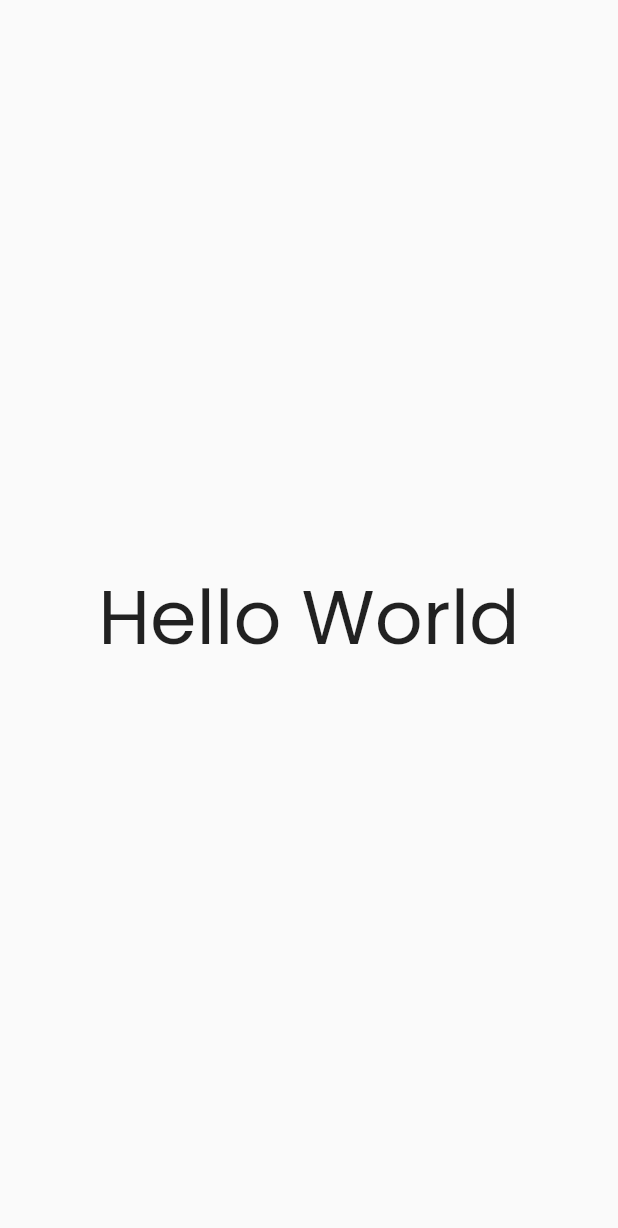
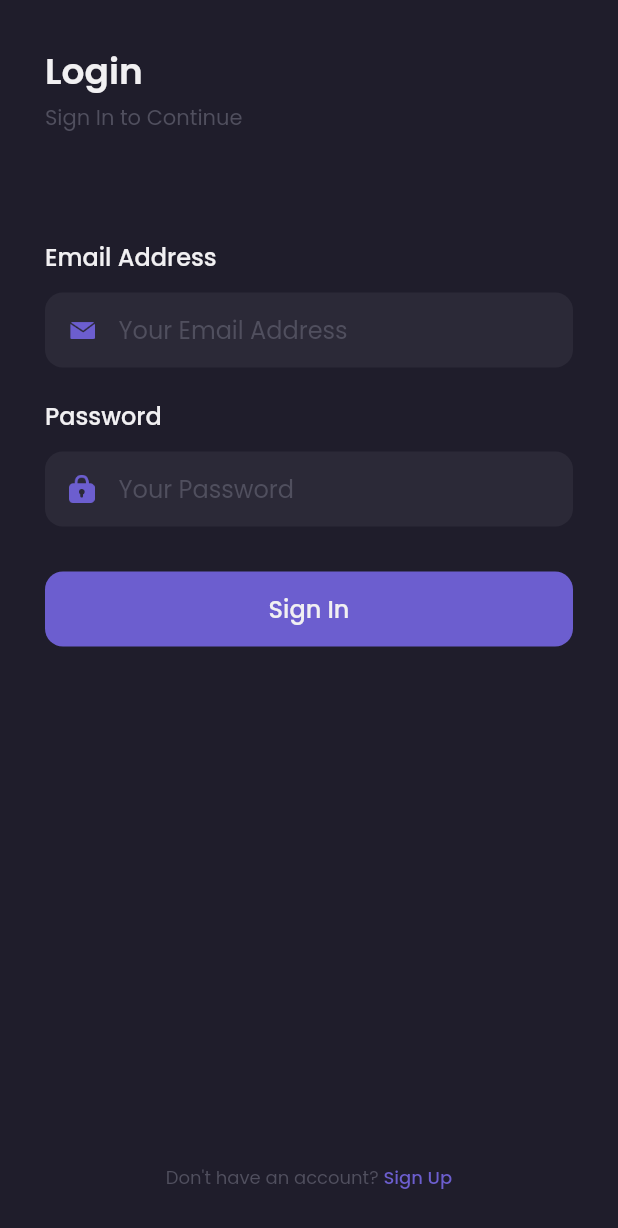
Before and after one commit to nipengg/Shamqq-frontend, a Flutter app: the screen it shows after launch, on a phone screen of 412 x 824 dp. Shown: the top 1228 px of the screen. Run offline on Flutter 3.47's test engine with Material 2 defaults, Android fonts, the phone set to English and light mode, and no system bars; our stand-ins replace google_fonts.

Commit message:
add routes, create splash screen, create sign in screen

```diff
--- a/lib/main.dart
+++ b/lib/main.dart
@@ -1,5 +1,6 @@
 import 'package:flutter/material.dart';
-import 'package:google_fonts/google_fonts.dart';
+import 'package:shamqq_frontend/screens/sign_in.dart';
+import 'package:shamqq_frontend/screens/splash.dart';
 
 void main() => runApp(MyApp());
 
@@ -8,19 +9,10 @@ class MyApp extends StatelessWidget {
   Widget build(BuildContext context) {
     return MaterialApp(
       debugShowCheckedModeBanner: false,
-      home: HomePage(),
+      routes: {
+        '/': (context) => SplashPage(),
+        '/sign-in': (context) => SignInPage()
+      },
     );
   }
 }
-
-class HomePage extends StatelessWidget {
-  @override
-  Widget build(BuildContext context) {
-    return Scaffold(
-      body: Center(
-        child:
-        Text("Hello World", style: GoogleFonts.poppins(fontSize: 50),),
-      ),
-    );
-  }
-}
--- /dev/null
+++ b/lib/screens/sign_in.dart
@@ -0,0 +1,140 @@
+import 'package:flutter/material.dart';
+import 'package:shamqq_frontend/theme.dart';
+
+class SignInPage extends StatelessWidget {
+  @override
+  Widget build(BuildContext context) {
+
+    Widget header(){
+      return Container(
+        margin: EdgeInsets.only(top: 30),
+        child: Column(
+          crossAxisAlignment: CrossAxisAlignment.start,
+          children: [
+            Text('Login', style: primaryTextStyle.copyWith(fontSize: 24, fontWeight: semiBold),),
+            SizedBox(height: 2,),
+            Text('Sign In to Continue', style: subtitleTextStyle,),
+          ],
+        ),
+      );
+    }
+
+    Widget emailInput(){
+      return Container(
+        margin: EdgeInsets.only(top: 70),
+        child: Column(
+          crossAxisAlignment: CrossAxisAlignment.start,
+          children: [
+            Text('Email Address', style: primaryTextStyle.copyWith(fontSize: 16, fontWeight: medium),),
+            SizedBox(height: 12,),
+            Container(
+              height: 50,
+              padding: EdgeInsets.symmetric(horizontal: 16),
+              decoration: BoxDecoration(color: background2, borderRadius: BorderRadius.circular(12)),
+              child: Center(
+                child: Row(
+                  children: [
+                    Image.asset('assets/Email_Icon.png', width: 17,),
+                    SizedBox(width: 16,),
+                    Expanded(
+                      child: TextFormField(
+                        style: primaryTextStyle,
+                        decoration: InputDecoration.collapsed(
+                          hintText: 'Your Email Address',
+                          hintStyle: subtitleTextStyle,
+                        ),
+                      )
+                    ),
+                  ],
+                ),
+              ),
+            ),
+          ],
+        ),
+      );
+    }
+
+    Widget passwordInput(){
+      return Container(
+        margin: EdgeInsets.only(top: 20),
+        child: Column(
+          crossAxisAlignment: CrossAxisAlignment.start,
+          children: [
+            Text('Password', style: primaryTextStyle.copyWith(fontSize: 16, fontWeight: medium),),
+            SizedBox(height: 12,),
+            Container(
+              height: 50,
+              padding: EdgeInsets.symmetric(horizontal: 16),
+              decoration: BoxDecoration(color: background2, borderRadius: BorderRadius.circular(12)),
+              child: Center(
+                child: Row(
+                  children: [
+                    Image.asset('assets/Password_Icon.png', width: 17,),
+                    SizedBox(width: 16,),
+                    Expanded(
+                      child: TextFormField(
+                        style: primaryTextStyle,
+                        obscureText: true,
+                        decoration: InputDecoration.collapsed(
+                          hintText: 'Your Password',
+                          hintStyle: subtitleTextStyle,
+                        ),
+                      )
+                    ),
+                  ],
+                ),
+              ),
+            ),
+          ],
+        ),
+      );
+    }
+
+    Widget signInButton(){
+      return Container(
+        height: 50,
+        width: double.infinity,
+        margin: EdgeInsets.only(top: 30),
+        child: TextButton(
+          onPressed: () {},
+          style: TextButton.styleFrom(backgroundColor: primaryColor, shape: RoundedRectangleBorder(borderRadius: BorderRadius.circular(12))),
+          child: Text('Sign In', style: primaryTextStyle.copyWith(fontWeight: medium, fontSize: 16),)
+        ),
+      );
+    }
+
+    Widget footer(){
+      return Container(
+        margin: EdgeInsets.only(bottom: 30),
+        child: Row(
+          mainAxisAlignment: MainAxisAlignment.center,
+          children: [
+            Text('Don\'t have an account? ', style: subtitleTextStyle.copyWith(fontSize: 12),),
+            Text('Sign Up', style: purpleTextStyle.copyWith(fontSize: 12, fontWeight: medium),),
+          ],
+        ),
+      );
+    }
+
+    return Scaffold(
+      backgroundColor: background1,
+      resizeToAvoidBottomInset: false,
+      body: SafeArea(
+        child: Container(
+          margin: EdgeInsets.symmetric(horizontal: defaultMargin),
+          child: Column(
+            crossAxisAlignment: CrossAxisAlignment.start,
+            children: [
+              header(),
+              emailInput(),
+              passwordInput(),
+              signInButton(),
+              Spacer(),
+              footer(),
+            ],
+          ),
+        ),
+      ),
+    );
+  }
+}
--- /dev/null
+++ b/lib/screens/splash.dart
@@ -0,0 +1,38 @@
+import 'dart:async';
+
+import 'package:flutter/material.dart';
+import 'package:shamqq_frontend/theme.dart';
+
+class SplashPage extends StatefulWidget {
+  @override
+  _SplashPageState createState() => _SplashPageState();
+}
+
+class _SplashPageState extends State<SplashPage> {
+
+  @override
+    void initState() {
+      Timer(
+        Duration(seconds: 3),
+        () => Navigator.pushNamed(context, '/sign-in'),
+      );
+
+      super.initState();
+    }
+
+  @override
+  Widget build(BuildContext context) {
+    return Scaffold(
+      backgroundColor: background1,
+      body: Center(
+        child: Container(
+          width: 130,
+          height: 150,
+          decoration: BoxDecoration(
+            image: DecorationImage(image: AssetImage('assets/splash_screen.png'))
+          ),
+        ),
+      ),
+    );
+  }
+}
--- /dev/null
+++ b/lib/theme.dart
@@ -0,0 +1,40 @@
+import 'package:flutter/material.dart';
+import 'package:google_fonts/google_fonts.dart';
+
+double defaultMargin = 30.0;
+
+Color primaryColor = Color(0xff6C5ECF);
+Color secondaryColor = Color(0xff38ABBE);
+Color alertColor = Color(0xffED6363);
+Color priceColor = Color(0xff2C96F1);
+Color background1 = Color(0xff1F1D2B);
+Color background2 = Color(0xff2B2937);
+Color background3 = Color(0xff242231);
+Color primaryText = Color(0xffF1F0F2);
+Color secondaryText = Color(0xff999999);
+Color subtitleColor = Color(0xff504F5E);
+
+TextStyle primaryTextStyle = GoogleFonts.poppins(
+  color: primaryText
+);
+
+TextStyle secondaryTextStyle = GoogleFonts.poppins(
+  color: secondaryText
+);
+
+TextStyle subtitleTextStyle = GoogleFonts.poppins(
+  color: subtitleColor
+);
+
+TextStyle priceTextStyle = GoogleFonts.poppins(
+  color: priceColor
+);
+TextStyle purpleTextStyle = GoogleFonts.poppins(
+  color: primaryColor
+);
+
+FontWeight light = FontWeight.w300;
+FontWeight regular = FontWeight.w400;
+FontWeight medium = FontWeight.w500;
+FontWeight semiBold = FontWeight.w600;
+FontWeight bold = FontWeight.w700;
```
Also changed, not shown: 1 other file.
